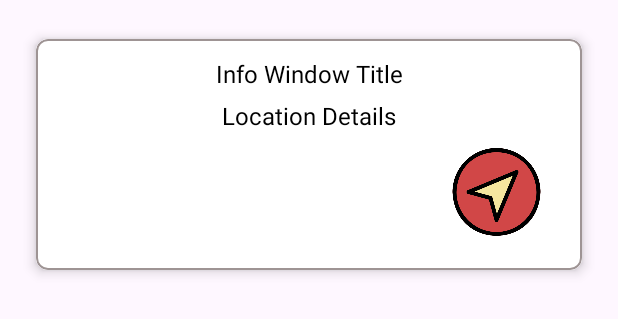
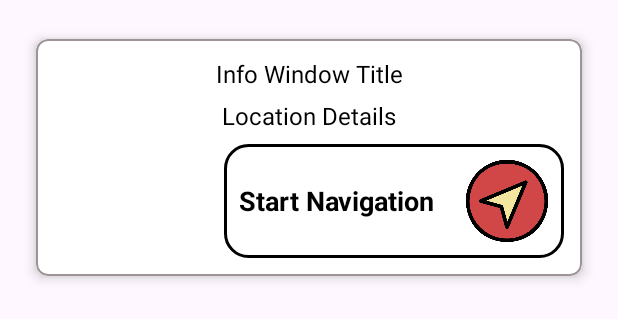
Before and after one commit to AnjiReddy-Egrocery/AyyappaTelugu, an Android app: the layout custom_temple_window.xml on its own in the app's theme, with its tools: preview values and no code run, on a phone screen of 412 x 824 dp. Shown: the top 319 px of the screen. Run offline under Robolectric (Android 15) with nearby library versions, the phone set to English and light mode, and no system bars.

Commit message:
all files are commited

```diff
--- a/app/build.gradle
+++ b/app/build.gradle
@@ -74,6 +74,8 @@ dependencies {
     implementation 'com.android.support:multidex:2.0.1'
     implementation 'com.google.android.gms:play-services-auth:20.5.0'
 
+    implementation 'com.google.android.gms:play-services-auth:20.7.0'
+
     implementation 'com.google.android.gms:play-services-maps:18.0.0'
     implementation 'com.google.android.gms:play-services-location:18.0.0'
     implementation 'com.google.maps.android:android-maps-utils:2.3.0'
--- a/app/src/main/java/com/dst/ayyapatelugu/Activity/AnadanamActivity.java
+++ b/app/src/main/java/com/dst/ayyapatelugu/Activity/AnadanamActivity.java
@@ -32,6 +32,7 @@ import android.view.View;
 import android.widget.Button;
 import android.widget.ImageButton;
 import android.widget.ImageView;
+import android.widget.LinearLayout;
 import android.widget.TextView;
 import android.widget.Toast;
 
@@ -292,7 +293,7 @@ public class AnadanamActivity extends AppCompatActivity implements OnMapReadyCal
             txtLocation.setText(marker.getSnippet());
 
             // Handle the "Start Navigation" button click
-            ImageView startNavigationButton = mContentsView.findViewById(R.id.start_navigation_button);
+            LinearLayout startNavigationButton = mContentsView.findViewById(R.id.start_navigation_button);
             startNavigationButton.setOnClickListener(new View.OnClickListener() {
                 @Override
                 public void onClick(View v) {
--- a/app/src/main/java/com/dst/ayyapatelugu/Activity/AyyaappaDevlyaluActivity.java
+++ b/app/src/main/java/com/dst/ayyapatelugu/Activity/AyyaappaDevlyaluActivity.java
@@ -35,6 +35,7 @@ import android.view.View;
 import android.widget.Button;
 import android.widget.ImageButton;
 import android.widget.ImageView;
+import android.widget.LinearLayout;
 import android.widget.TextView;
 import android.widget.Toast;
 
@@ -324,7 +325,7 @@ public class AyyaappaDevlyaluActivity extends AppCompatActivity implements OnMap
             txtLocation.setText(marker.getSnippet());
 
             // Handle the "Start Navigation" button click
-            ImageView startNavigationButton = mContentsView.findViewById(R.id.start_navigation);
+            LinearLayout startNavigationButton = mContentsView.findViewById(R.id.start_navigation);
             startNavigationButton.setOnClickListener(new View.OnClickListener() {
                 @Override
                 public void onClick(View v) {
--- a/app/src/main/java/com/dst/ayyapatelugu/Activity/DevlyaluActivity.java
+++ b/app/src/main/java/com/dst/ayyapatelugu/Activity/DevlyaluActivity.java
@@ -35,6 +35,7 @@ import android.view.View;
 import android.widget.Button;
 import android.widget.ImageButton;
 import android.widget.ImageView;
+import android.widget.LinearLayout;
 import android.widget.TextView;
 import android.widget.Toast;
 
@@ -251,7 +252,7 @@ public class DevlyaluActivity extends AppCompatActivity implements OnMapReadyCal
             txtLocation.setText(marker.getSnippet());
 
             // Handle the "Start Navigation" button click
-            ImageView startNavigationButton = mContentsView.findViewById(R.id.start_navigation_button);
+            LinearLayout startNavigationButton = mContentsView.findViewById(R.id.start_navigation_button);
             startNavigationButton.setOnClickListener(new View.OnClickListener() {
                 @Override
                 public void onClick(View v) {
--- a/app/src/main/java/com/dst/ayyapatelugu/Adapter/TemplesAdapter.java
+++ b/app/src/main/java/com/dst/ayyapatelugu/Adapter/TemplesAdapter.java
@@ -5,6 +5,7 @@ import android.view.LayoutInflater;
 import android.view.View;
 import android.view.ViewGroup;
 import android.widget.ImageView;
+import android.widget.LinearLayout;
 import android.widget.TextView;
 
 import androidx.annotation.NonNull;
@@ -64,7 +65,7 @@ public class TemplesAdapter extends RecyclerView.Adapter<TemplesAdapter.TempleVi
     static class TempleViewHolder extends RecyclerView.ViewHolder {
         TextView nameTextView, locationTextView;
 
-        ImageView imageView;
+        LinearLayout imageView;
 
         public TempleViewHolder(@NonNull View itemView) {
             super(itemView);
--- a/app/src/main/java/com/dst/ayyapatelugu/Adapter/TemplesMapAdapter.java
+++ b/app/src/main/java/com/dst/ayyapatelugu/Adapter/TemplesMapAdapter.java
@@ -4,6 +4,7 @@ import android.view.LayoutInflater;
 import android.view.View;
 import android.view.ViewGroup;
 import android.widget.ImageView;
+import android.widget.LinearLayout;
 import android.widget.TextView;
 
 import androidx.annotation.NonNull;
@@ -65,7 +66,7 @@ public class TemplesMapAdapter extends RecyclerView.Adapter<TemplesMapAdapter.Te
     public class TempleViewHolder extends RecyclerView.ViewHolder {
         TextView nameTextView, locationTextView;
 
-        ImageView imageView;
+        LinearLayout imageView;
         public TempleViewHolder(@NonNull View itemView) {
             super(itemView);
             nameTextView = itemView.findViewById(R.id.text_temple_name);
--- a/app/src/main/java/com/dst/ayyapatelugu/Fragment/MapsFragment.java
+++ b/app/src/main/java/com/dst/ayyapatelugu/Fragment/MapsFragment.java
@@ -18,6 +18,7 @@ import android.view.ViewGroup;
 import android.widget.Button;
 import android.widget.ImageButton;
 import android.widget.ImageView;
+import android.widget.LinearLayout;
 import android.widget.RadioButton;
 import android.widget.RadioGroup;
 import android.widget.TextView;
@@ -429,7 +430,7 @@ public class MapsFragment extends Fragment implements OnMapReadyCallback {
             txtLocation.setText(marker.getSnippet());
 
             // Handle the "Start Navigation" button click
-            ImageView startNavigationButton = mContentsView.findViewById(R.id.start_navigation);
+            LinearLayout startNavigationButton = mContentsView.findViewById(R.id.start_navigation);
             startNavigationButton.setOnClickListener(new View.OnClickListener() {
                 @Override
                 public void onClick(View v) {
--- a/app/src/main/java/com/dst/ayyapatelugu/Fragment/TemplesMapFragment.java
+++ b/app/src/main/java/com/dst/ayyapatelugu/Fragment/TemplesMapFragment.java
@@ -19,6 +19,7 @@ import android.view.ViewGroup;
 import android.widget.Button;
 import android.widget.ImageButton;
 import android.widget.ImageView;
+import android.widget.LinearLayout;
 import android.widget.RadioButton;
 import android.widget.RadioGroup;
 import android.widget.TextView;
@@ -361,7 +362,7 @@ public class TemplesMapFragment extends Fragment implements OnMapReadyCallback {
             txtLocation.setText(marker.getSnippet());
 
             // Handle the "Start Navigation" button click
-            ImageView startNavigationButton = mContentsView.findViewById(R.id.start_navigation_button);
+            LinearLayout startNavigationButton = mContentsView.findViewById(R.id.start_navigation_button);
             startNavigationButton.setOnClickListener(new View.OnClickListener() {
                 @Override
                 public void onClick(View v) {
--- a/app/src/main/java/com/dst/ayyapatelugu/User/LoginActivity.java
+++ b/app/src/main/java/com/dst/ayyapatelugu/User/LoginActivity.java
@@ -81,8 +81,8 @@ public class LoginActivity extends AppCompatActivity {
         txtFpwd.setOnClickListener(new View.OnClickListener() {
             @Override
             public void onClick(View view) {
-                /*Intent intentforgot = new Intent(LoginActivity.this, ForgotPasswordActivity.class);
-                startActivity(intentforgot);*/
+                Intent intentforgot = new Intent(LoginActivity.this, ForgotPasswordActivity.class);
+                startActivity(intentforgot);
             }
         });
 
--- a/app/src/main/java/com/dst/ayyapatelugu/User/RegisterActivity.java
+++ b/app/src/main/java/com/dst/ayyapatelugu/User/RegisterActivity.java
@@ -184,9 +184,10 @@ public class RegisterActivity extends AppCompatActivity implements GoogleApiClie
                 .setPhoneNumberIdentifierSupported(true) // Allow phone number hints
                 .build();
 
-        PendingIntent pendingIntent = credentialsClient.getHintPickerIntent(hintRequest);
+        try {
+            // Directly retrieve the PendingIntent and use it
+            PendingIntent pendingIntent = credentialsClient.getHintPickerIntent(hintRequest);
 
-        try {
             startIntentSenderForResult(
                     pendingIntent.getIntentSender(),
                     CREDENTIAL_PICKER_REQUEST,
--- /dev/null
+++ b/app/src/main/res/drawable/map_background.xml
@@ -0,0 +1,9 @@
+<?xml version="1.0" encoding="utf-8"?>
+<shape
+    xmlns:android="http://schemas.android.com/apk/res/android"
+    android:shape="rectangle">
+    <corners android:radius="15dp"/>
+    <stroke
+        android:color="#000"
+        android:width="2dp"/>
+</shape>
--- a/app/src/main/res/layout/custom_temple_window.xml
+++ b/app/src/main/res/layout/custom_temple_window.xml
@@ -40,16 +40,37 @@
             android:layout_marginTop="6dp"
             android:textSize="16dp"
             android:text="Location Details" />
-        <ImageView
+        <LinearLayout
             android:layout_width="match_parent"
-            android:layout_height="80dp"
-            android:text="Start Navigation"
-            android:id="@+id/start_navigation_button"
-            android:padding="8dp"
-            android:layout_marginLeft="250dp"
-            android:layout_gravity="right"
-            android:src="@drawable/navigation"
-            android:backgroundTint="#E41010" />
+            android:layout_height="wrap_content"
+            android:orientation="horizontal"
+            android:gravity="right"
+            android:layout_marginTop="8dp">
+            <LinearLayout
+                android:layout_width="wrap_content"
+                android:layout_height="wrap_content"
+                android:id="@+id/start_navigation_button"
+                android:background="@drawable/map_background"
+                android:orientation="horizontal">
+                <TextView
+                    android:layout_width="wrap_content"
+                    android:layout_height="wrap_content"
+                    android:text="Start Navigation"
+                    android:textSize="18dp"
+                    android:layout_marginRight="10dp"
+                    android:layout_marginLeft="10dp"
+                    android:textColor="#000"
+                    android:textStyle="bold"
+                    android:layout_gravity="center"/>
+                <ImageView
+                    android:layout_width="60dp"
+                    android:layout_height="60dp"
+                    android:text="Start Navigation"
+                    android:layout_margin="8dp"
+                    android:src="@drawable/navigation"
+                    android:backgroundTint="#E41010" />
+            </LinearLayout>
+        </LinearLayout>
     </LinearLayout>
 
 </com.google.android.material.card.MaterialCardView>
```
Also changed, not shown: app/src/main/java/com/dst/ayyapatelugu/User/ForgotPasswordActivity.java (+13 -8 lines), app/src/main/res/layout/custom_ayyappa_window.xml (+30 -8 lines), app/src/main/res/layout/custom_info_window.xml (+32 -8 lines), app/src/main/res/layout/item_map_temple.xml (+30 -9 lines), app/src/main/res/layout/item_temple.xml (+30 -9 lines).
